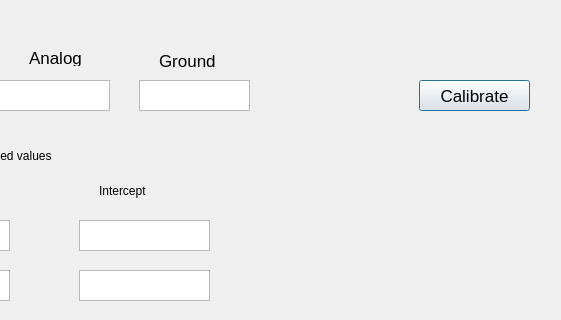
AudreyFrancisco/SingleLadderQualification, file GUI/calibrationpb.ui: the form before one commit; both pictures show x 281 to 842 and y 0 to 320 of the 842 by 608 pixel window.
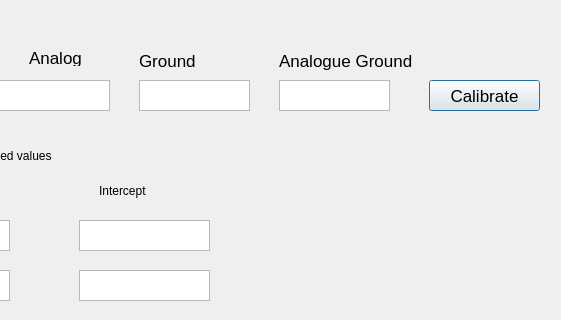
The form after the commit.

Commit message: adding analogue gnd resistance in GUI calibration

```diff
--- a/GUI/calibrationpb.ui
+++ b/GUI/calibrationpb.ui
@@ -52,9 +52,9 @@
   <widget class="QLabel" name="label_3">
    <property name="geometry">
     <rect>
-     <x>440</x>
+     <x>420</x>
      <y>50</y>
-     <width>81</width>
+     <width>141</width>
      <height>21</height>
     </rect>
    </property>
@@ -70,7 +70,7 @@
   <widget class="QPushButton" name="calibrate">
    <property name="geometry">
     <rect>
-     <x>700</x>
+     <x>710</x>
      <y>80</y>
      <width>111</width>
      <height>31</height>
@@ -358,6 +358,34 @@
     <string>HIC should not be attached</string>
    </property>
   </widget>
+  <widget class="QLabel" name="ground2">
+   <property name="geometry">
+    <rect>
+     <x>560</x>
+     <y>50</y>
+     <width>141</width>
+     <height>21</height>
+    </rect>
+   </property>
+   <property name="font">
+    <font>
+     <pointsize>13</pointsize>
+    </font>
+   </property>
+   <property name="text">
+    <string>Analogue Ground</string>
+   </property>
+  </widget>
+  <widget class="QTextEdit" name="agndcal">
+   <property name="geometry">
+    <rect>
+     <x>560</x>
+     <y>80</y>
+     <width>111</width>
+     <height>31</height>
+    </rect>
+   </property>
+  </widget>
  </widget>
  <resources/>
  <connections/>
```
Left out of the diff: 4 changed lines with no effect on the pictures. The commit also changes 3 other files.
